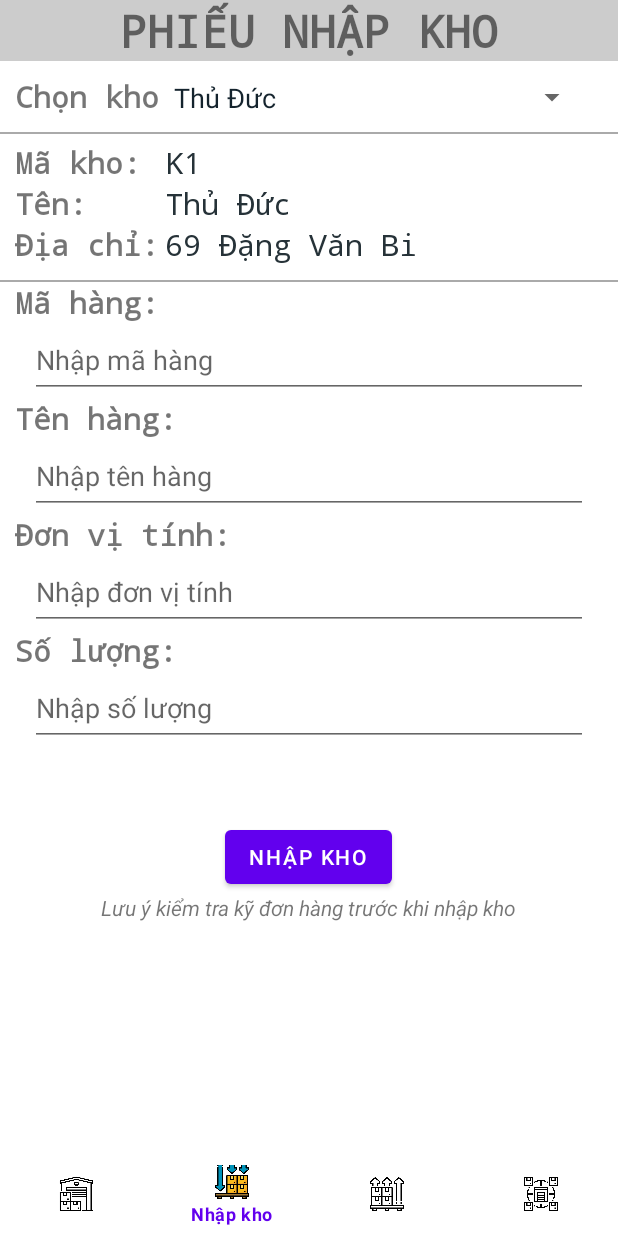
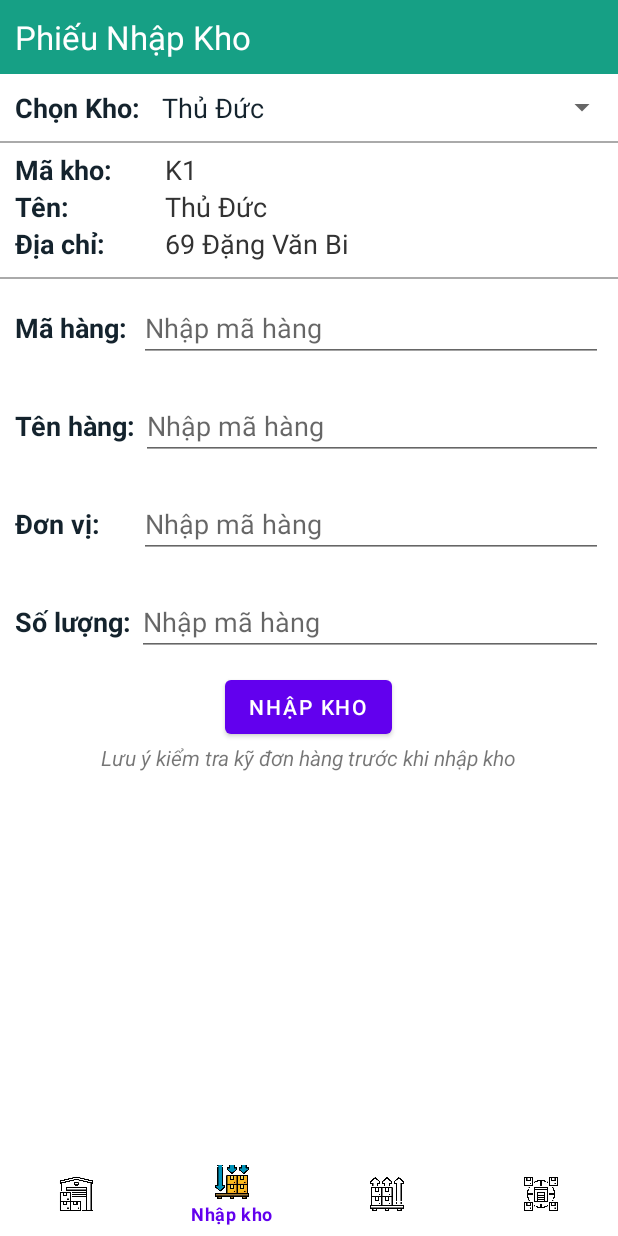
Before and after one commit to hoangso7/WarehouseManagement, an Android app: the screen it shows after launch (MainActivity), item 2 of the bottom bar chosen, on a phone screen of 412 x 824 dp. Run offline under Robolectric (Android 15) with nearby library versions, the phone set to English and light mode, and no system bars; our stand-ins replace Firebase (no records; nobody signed in at launch, a user with empty details on screens opened directly).

Commit message:
design import ticker

```diff
--- a/app/src/main/res/layout/custom_spiner_item.xml
+++ b/app/src/main/res/layout/custom_spiner_item.xml
@@ -7,8 +7,8 @@
     android:layout_height="wrap_content"
     android:ellipsize="marquee"
     android:fontFamily="monospace"
-    android:textSize="20sp"
-    android:padding="8dp"
+    android:textSize="16dp"
+    android:padding="10dp"
     android:background="@drawable/triangle"
 
     android:textAlignment="inherit"/>
--- a/app/src/main/res/layout/fragment_import_ticket.xml
+++ b/app/src/main/res/layout/fragment_import_ticket.xml
@@ -4,200 +4,244 @@
     android:layout_height="match_parent"
     android:orientation="vertical">
 
-    <com.google.android.material.textview.MaterialTextView
+    <TextView
         android:id="@+id/textview_import_ticket"
         android:layout_width="match_parent"
         android:layout_height="wrap_content"
-        android:fontFamily="monospace"
-        android:text="PHIẾU NHẬP KHO"
-        android:textSize="30sp"
-        android:textStyle="bold"
-        android:gravity="center"
-        android:background="#ccc"/>
+        android:background="#16a085"
+        android:padding="10dp"
+        android:text="Phiếu Nhập Kho"
+        android:textColor="#fff"
+        android:textSize="22dp" />
 
     <LinearLayout
         android:layout_width="match_parent"
         android:layout_height="wrap_content"
-        android:orientation="horizontal"
+        android:layout_marginTop="10dp"
         android:background="#fff"
-        android:layout_marginTop="10dp">
+        android:gravity="center_vertical"
+        android:orientation="horizontal">
 
         <TextView
             android:layout_width="wrap_content"
             android:layout_height="wrap_content"
-            android:text="@string/choose_warehouse"
-            android:layout_marginLeft="10dp"
-            android:textStyle="bold"
-            android:fontFamily="monospace"
-            android:textSize="20sp"
-            />
+            android:paddingLeft="10dp"
+            android:text="Chọn Kho: "
+            android:textColor="#14232d"
+            android:textSize="18dp"
+            android:textStyle="bold" />
 
         <Spinner
             android:id="@+id/spiner_choose_warehouse"
             android:layout_width="match_parent"
             android:layout_height="wrap_content"
             android:layout_marginLeft="10dp"
-            android:layout_marginRight="20dp"
+            android:dropDownVerticalOffset="36dp"
             android:isScrollContainer="true"
-            />
+            android:spinnerMode="dropdown" />
+
     </LinearLayout>
+
     <View
         android:layout_width="match_parent"
+        android:layout_height="1dp"
         android:layout_marginTop="10dp"
-        android:layout_height="1dp"
-        android:background="@android:color/darker_gray"/>
+        android:background="@android:color/darker_gray" />
 
     <LinearLayout
         android:layout_width="match_parent"
         android:layout_height="wrap_content"
+        android:layout_marginTop="5dp"
         android:orientation="vertical"
-        android:layout_marginTop="5dp">
+        android:paddingLeft="10dp">
 
         <LinearLayout
             android:layout_width="match_parent"
             android:layout_height="wrap_content"
             android:orientation="horizontal">
+
             <TextView
                 android:layout_width="100dp"
                 android:layout_height="wrap_content"
                 android:text="Mã kho:"
-                android:textStyle="bold"
-                android:layout_marginLeft="10dp"
-                android:fontFamily="monospace"
-                android:textSize="20sp"/>
+                android:textColor="#14232d"
+                android:textSize="18dp"
+                android:textStyle="bold" />
+
             <TextView
                 android:id="@+id/textview_warehouseID"
                 android:layout_width="wrap_content"
                 android:layout_height="wrap_content"
-                android:textColor="@color/blue_grey_900"
-                android:fontFamily="monospace"
-                android:textSize="20sp"/>
+                android:textColor="#333"
+                android:textSize="18dp" />
         </LinearLayout>
+
         <LinearLayout
             android:layout_width="match_parent"
             android:layout_height="wrap_content"
             android:orientation="horizontal">
+
             <TextView
                 android:layout_width="100dp"
                 android:layout_height="wrap_content"
                 android:text="Tên:"
-                android:textStyle="bold"
-                android:layout_marginLeft="10dp"
-                android:fontFamily="monospace"
-                android:textSize="20sp"/>
+                android:textColor="#14232d"
+                android:textSize="18dp"
+                android:textStyle="bold" />
+
             <TextView
                 android:id="@+id/textview_warehouseName"
                 android:layout_width="wrap_content"
                 android:layout_height="wrap_content"
-                android:textColor="@color/blue_grey_900"
-                android:fontFamily="monospace"
-                android:textSize="20sp"/>
+                android:textColor="#333"
+                android:textSize="18dp" />
         </LinearLayout>
+
         <LinearLayout
             android:layout_width="match_parent"
             android:layout_height="wrap_content"
             android:orientation="horizontal">
+
             <TextView
                 android:layout_width="100dp"
                 android:layout_height="wrap_content"
-                android:text="Địa chỉ:"
-                android:textStyle="bold"
-                android:layout_marginLeft="10dp"
-                android:fontFamily="monospace"
-                android:textSize="20sp"/>
+                android:text="Địa chỉ:"
+                android:textColor="#14232d"
+                android:textSize="18dp"
+                android:textStyle="bold" />
+
             <TextView
                 android:id="@+id/textview_warehouseAddress"
                 android:layout_width="wrap_content"
                 android:layout_height="wrap_content"
-                android:textColor="@color/blue_grey_900"
-                android:fontFamily="monospace"
-                android:textSize="20sp"/>
+                android:textColor="#333"
+                android:textSize="18dp" />
+        </LinearLayout>
     </LinearLayout>
 
-    </LinearLayout>
     <View
         android:layout_width="match_parent"
+        android:layout_height="1dp"
         android:layout_marginTop="10dp"
-        android:layout_height="1dp"
-        android:background="@android:color/darker_gray"/>
-    <TextView
+        android:background="@android:color/darker_gray" />
+
+    <LinearLayout
         android:layout_width="match_parent"
         android:layout_height="wrap_content"
+        android:gravity="center"
+        android:orientation="horizontal"
+        android:padding="10dp">
+
+        <TextView
+            android:layout_width="wrap_content"
+            android:layout_height="wrap_content"
             android:text="Mã hàng:"
-        android:layout_marginLeft="10dp"
-        android:fontFamily="monospace"
-        android:textSize="20sp"
-        android:textStyle="bold"
-        />
+            android:textColor="#14232d"
+            android:textSize="18dp"
+            android:textStyle="bold" />
+
         <EditText
             android:id="@+id/edt_productID"
             android:layout_width="match_parent"
-        android:layout_height="50dp"
-        android:layout_marginLeft="20dp"
-        android:layout_marginRight="20dp"
-        android:hint="Nhập mã hàng"/>
-    <TextView
+            android:layout_height="wrap_content"
+            android:layout_marginLeft="8dp"
+            android:hint="Nhập mã hàng"
+            android:inputType="text"
+            android:maxLines="1"
+            android:textSize="18dp" />
+    </LinearLayout>
+
+    <LinearLayout
         android:layout_width="match_parent"
         android:layout_height="wrap_content"
-        android:text="Tên hàng:"
-        android:layout_marginLeft="10dp"
-        android:fontFamily="monospace"
-        android:textSize="20sp"
-        android:textStyle="bold"
-        />
+        android:gravity="center"
+        android:orientation="horizontal"
+        android:padding="10dp">
+
+        <TextView
+            android:layout_width="wrap_content"
+            android:layout_height="wrap_content"
+            android:text="Tên hàng:"
+            android:textColor="#14232d"
+            android:textSize="18dp"
+            android:textStyle="bold" />
+
         <EditText
             android:id="@+id/edt_productName"
             android:layout_width="match_parent"
-        android:layout_height="50dp"
-        android:layout_marginLeft="20dp"
-        android:layout_marginRight="20dp"
-        android:hint="Nhập tên hàng"/>
-    <TextView
+            android:layout_height="wrap_content"
+            android:layout_marginLeft="4dp"
+            android:hint="Nhập mã hàng"
+            android:inputType="text"
+            android:maxLines="1"
+            android:textSize="18dp" />
+    </LinearLayout>
+
+    <LinearLayout
         android:layout_width="match_parent"
         android:layout_height="wrap_content"
-        android:text="Đơn vị tính:"
-        android:layout_marginLeft="10dp"
-        android:fontFamily="monospace"
-        android:textSize="20sp"
-        android:textStyle="bold"
-        />
+        android:gravity="center"
+        android:orientation="horizontal"
+        android:padding="10dp">
+
+        <TextView
+            android:layout_width="wrap_content"
+            android:layout_height="wrap_content"
+            android:text="Đơn vị:"
+            android:textColor="#14232d"
+            android:textSize="18dp"
+            android:textStyle="bold" />
+
         <EditText
             android:id="@+id/edt_productUnit"
             android:layout_width="match_parent"
-        android:layout_height="50dp"
-        android:layout_marginLeft="20dp"
-        android:layout_marginRight="20dp"
-        android:hint="Nhập đơn vị tính"/>
-    <TextView
+            android:layout_height="wrap_content"
+
+            android:layout_marginLeft="26dp"
+            android:hint="Nhập mã hàng"
+            android:inputType="text"
+            android:maxLines="1"
+            android:textSize="18dp" />
+    </LinearLayout>
+
+    <LinearLayout
         android:layout_width="match_parent"
         android:layout_height="wrap_content"
-        android:text="Số lượng:"
-        android:layout_marginLeft="10dp"
-        android:fontFamily="monospace"
-        android:textSize="20sp"
-        android:textStyle="bold"
-        />
+        android:gravity="center"
+        android:orientation="horizontal"
+        android:padding="10dp">
+
+        <TextView
+            android:layout_width="wrap_content"
+            android:layout_height="wrap_content"
+            android:text="Số lượng:"
+            android:textColor="#14232d"
+            android:textSize="18dp"
+            android:textStyle="bold" />
+
         <EditText
             android:id="@+id/edt_productNumber"
             android:layout_width="match_parent"
-        android:layout_height="50dp"
-        android:layout_marginLeft="20dp"
-        android:layout_marginRight="20dp"
-        android:inputType="numberDecimal"
-        android:hint="Nhập số lượng"/>
+            android:layout_height="wrap_content"
+            android:layout_marginLeft="4dp"
+            android:hint="Nhập mã hàng"
+            android:inputType="text"
+            android:maxLines="1"
+            android:textSize="18dp" />
+    </LinearLayout>
 
     <Button
         android:id="@+id/btn_submit_import_form"
         android:layout_width="wrap_content"
         android:layout_height="wrap_content"
-        android:layout_marginTop="50dp"
         android:layout_gravity="center"
-        android:text="Nhập kho"/>
+        android:text="Nhập kho" />
+
     <TextView
         android:layout_width="wrap_content"
         android:layout_height="wrap_content"
+        android:layout_gravity="center"
         android:text="Lưu ý kiểm tra kỹ đơn hàng trước khi nhập kho"
-        android:textStyle="italic"
-        android:layout_gravity="center"/>
+        android:textStyle="italic" />
 
 </LinearLayout>
--- a/app/src/main/res/layout/fragment_warehouse_management.xml
+++ b/app/src/main/res/layout/fragment_warehouse_management.xml
@@ -10,7 +10,7 @@
         android:layout_height="wrap_content"
         android:background="#16a085"
         android:padding="10dp"
-        android:text="Quản Lý Kho - Nhóm 2"
+        android:text="Quản Lý Kho"
         android:textColor="#fff"
         android:textSize="22dp" />
 
@@ -125,11 +125,12 @@
         android:layout_marginTop="10dp"
         android:background="@android:color/darker_gray" />
 
-        <ListView
-            android:id="@+id/lv_ticketLists"
-            android:layout_width="match_parent"
-            android:layout_height="270dp"
-            android:layout_margin="10dp" />
+    <ListView
+        android:id="@+id/lv_ticketLists"
+        android:layout_width="match_parent"
+        android:layout_height="270dp"
+        android:layout_margin="10dp" />
+
     <ToggleButton
         android:id="@+id/tgbtn_ticket_type_switch"
         android:layout_width="wrap_content"
@@ -139,9 +140,9 @@
         android:checked="true"
         android:padding="8dp"
         android:textColor="#fff"
+        android:textOff=" Phiếu nhập kho "
+        android:textOn=" Phiếu xuất kho "
         android:textSize="16dp"
-        android:textStyle="normal"
-        android:textOff=" Phiếu nhập kho "
-        android:textOn=" Phiếu xuất kho " />
+        android:textStyle="normal" />
 
 </LinearLayout>
```
Lines whose indentation alone changed are shown as unchanged.
